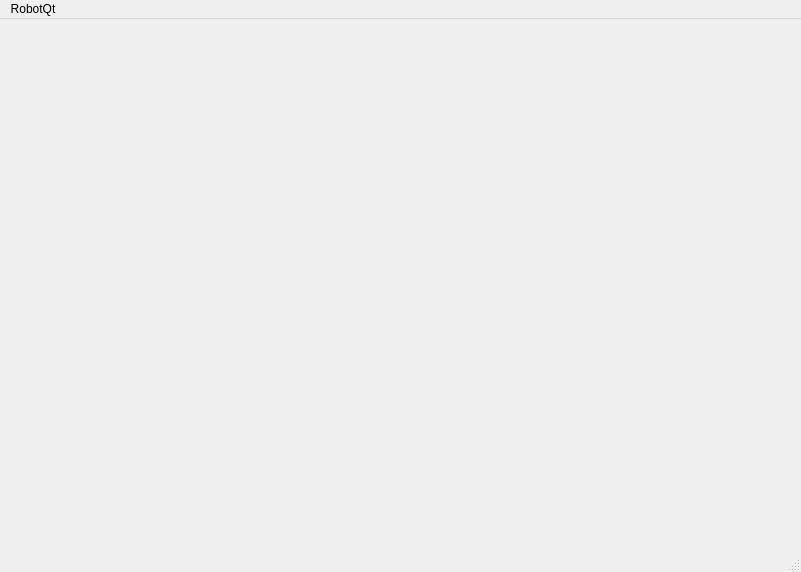
simmiyoung/robotqt, file UI/RobotQt.ui: the form before one commit.
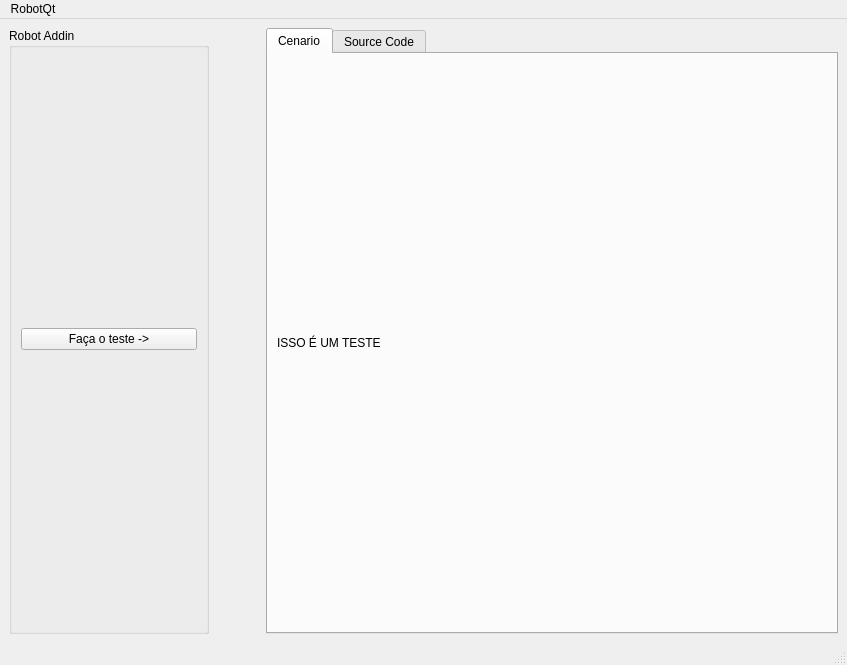
The form after the commit.

Commit message: Atualizado o projeto com a GUI básica...

```diff
--- a/UI/RobotQt.ui
+++ b/UI/RobotQt.ui
@@ -5,20 +5,102 @@
    <rect>
     <x>0</x>
     <y>0</y>
-    <width>801</width>
-    <height>572</height>
+    <width>847</width>
+    <height>665</height>
    </rect>
   </property>
   <property name="windowTitle" >
    <string>MainWindow</string>
   </property>
-  <widget class="QWidget" name="centralwidget" />
+  <widget class="QWidget" name="centralwidget" >
+   <layout class="QHBoxLayout" >
+    <item>
+     <widget class="QGroupBox" name="groupBox" >
+      <property name="sizePolicy" >
+       <sizepolicy vsizetype="Expanding" hsizetype="Minimum" >
+        <horstretch>0</horstretch>
+        <verstretch>0</verstretch>
+       </sizepolicy>
+      </property>
+      <property name="minimumSize" >
+       <size>
+        <width>200</width>
+        <height>550</height>
+       </size>
+      </property>
+      <property name="title" >
+       <string>Robot Addin</string>
+      </property>
+      <layout class="QVBoxLayout" >
+       <item>
+        <widget class="QPushButton" name="btnTest" >
+         <property name="text" >
+          <string>Faça o teste -></string>
+         </property>
+        </widget>
+       </item>
+      </layout>
+     </widget>
+    </item>
+    <item>
+     <spacer>
+      <property name="orientation" >
+       <enum>Qt::Horizontal</enum>
+      </property>
+      <property name="sizeType" >
+       <enum>QSizePolicy::Maximum</enum>
+      </property>
+      <property name="sizeHint" >
+       <size>
+        <width>51</width>
+        <height>20</height>
+       </size>
+      </property>
+     </spacer>
+    </item>
+    <item>
+     <widget class="QTabWidget" name="tabWidget" >
+      <property name="minimumSize" >
+       <size>
+        <width>550</width>
+        <height>550</height>
+       </size>
+      </property>
+      <property name="currentIndex" >
+       <number>0</number>
+      </property>
+      <widget class="QWidget" name="tab" >
+       <attribute name="title" >
+        <string>Cenario</string>
+       </attribute>
+       <layout class="QHBoxLayout" >
+        <item>
+         <widget class="QLabel" name="lblZuera" >
+          <property name="layoutDirection" >
+           <enum>Qt::LeftToRight</enum>
+          </property>
+          <property name="text" >
+           <string>ISSO É UM TESTE</string>
+          </property>
+         </widget>
+        </item>
+       </layout>
+      </widget>
+      <widget class="QWidget" name="tab_2" >
+       <attribute name="title" >
+        <string>Source Code</string>
+       </attribute>
+      </widget>
+     </widget>
+    </item>
+   </layout>
+  </widget>
   <widget class="QMenuBar" name="menubar" >
    <property name="geometry" >
     <rect>
      <x>0</x>
      <y>0</y>
-     <width>801</width>
+     <width>847</width>
      <height>22</height>
     </rect>
    </property>
```
Left out of the diff: 36 changed lines with no effect on the pictures. The commit also changes 4 other files.
